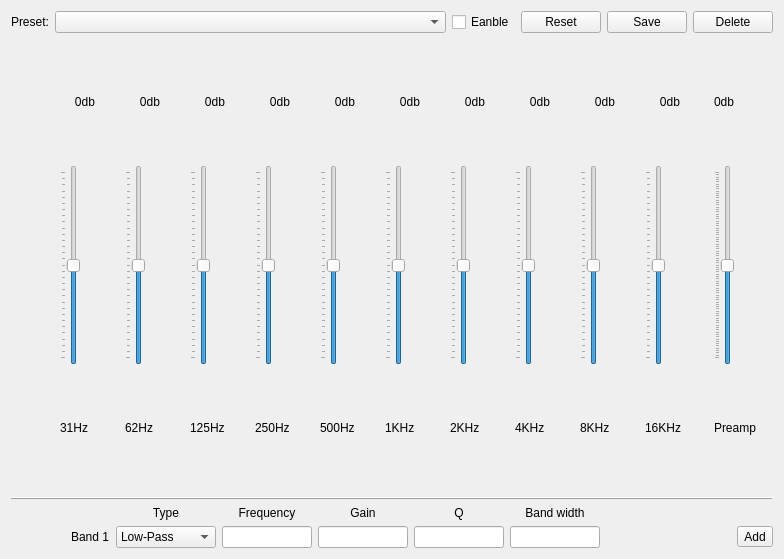
The window that src/xamp/widget/equalizerdialog.ui (billlin0904/xamp2) describes before a commit, drawn with Qt 5.
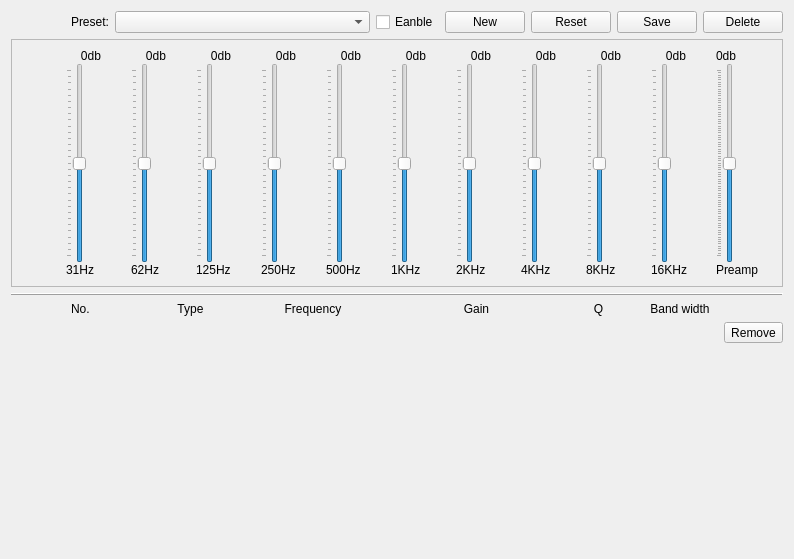
The same window after the commit. Custom widgets are drawn as their Qt base class.

The edit to the form file:
```diff
--- a/src/xamp/widget/equalizerdialog.ui
+++ b/src/xamp/widget/equalizerdialog.ui
@@ -6,16 +6,32 @@
    <rect>
     <x>0</x>
     <y>0</y>
-    <width>784</width>
+    <width>794</width>
     <height>559</height>
    </rect>
   </property>
   <property name="windowTitle">
    <string>Equalizer</string>
   </property>
-  <layout class="QVBoxLayout" name="verticalLayout_4" stretch="0,1,1,0">
+  <layout class="QVBoxLayout" name="verticalLayout_4" stretch="0,0,0,0,0">
    <item>
-    <layout class="QHBoxLayout" name="horizontalLayout" stretch="0,1,0,0,0,0">
+    <layout class="QHBoxLayout" name="horizontalLayout" stretch="0,0,1,0,0,0,0,0">
+     <item>
+      <spacer name="horizontalSpacer_5">
+       <property name="orientation">
+        <enum>Qt::Horizontal</enum>
+       </property>
+       <property name="sizeType">
+        <enum>QSizePolicy::Fixed</enum>
+       </property>
+       <property name="sizeHint" stdset="0">
+        <size>
+         <width>60</width>
+         <height>20</height>
+        </size>
+       </property>
+      </spacer>
+     </item>
      <item>
       <widget class="QLabel" name="label_23">
        <property name="text">
@@ -33,6 +49,13 @@
        </property>
       </widget>
      </item>
+     <item>
+      <widget class="QPushButton" name="newButton">
+       <property name="text">
+        <string>New</string>
+       </property>
+      </widget>
+     </item>
      <item>
       <widget class="QPushButton" name="resetButton">
        <property name="text">
@@ -57,6 +80,15 @@
     </layout>
    </item>
    <item>
+    <widget class="QFrame" name="sliderFrame">
+     <property name="frameShape">
+      <enum>QFrame::StyledPanel</enum>
+     </property>
+     <property name="frameShadow">
+      <enum>QFrame::Raised</enum>
+     </property>
+     <layout class="QVBoxLayout" name="verticalLayout_13">
+      <item>
     <layout class="QHBoxLayout" name="horizontalLayout_3" stretch="0,0,0">
      <property name="spacing">
       <number>0</number>
@@ -872,6 +904,9 @@
      </item>
     </layout>
    </item>
+     </layout>
+    </widget>
+   </item>
    <item>
     <widget class="QFrame" name="frame">
      <property name="frameShape">
@@ -883,110 +918,27 @@
     </widget>
    </item>
    <item>
-    <layout class="QGridLayout" name="gridLayout" rowstretch="0,0,0,0">
+    <layout class="QGridLayout" name="gridLayout" rowstretch="0,0,0">
      <property name="sizeConstraint">
       <enum>QLayout::SetDefaultConstraint</enum>
      </property>
-     <item row="2" column="9">
-      <widget class="QLineEdit" name="lineEdit_4">
-       <property name="sizePolicy">
-        <sizepolicy hsizetype="Fixed" vsizetype="Fixed">
-         <horstretch>0</horstretch>
-         <verstretch>0</verstretch>
-        </sizepolicy>
+     <item row="1" column="1">
+      <widget class="QLabel" name="label_2">
+       <property name="text">
+        <string>No.</string>
        </property>
-       <property name="maximumSize">
-        <size>
-         <width>90</width>
-         <height>40</height>
-        </size>
-       </property>
-       <property name="readOnly">
-        <bool>true</bool>
-       </property>
       </widget>
      </item>
-     <item row="2" column="5" colspan="2">
-      <widget class="QLineEdit" name="lineEdit_2">
-       <property name="sizePolicy">
-        <sizepolicy hsizetype="Fixed" vsizetype="Fixed">
-         <horstretch>0</horstretch>
-         <verstretch>0</verstretch>
-        </sizepolicy>
-       </property>
-       <property name="maximumSize">
-        <size>
-         <width>90</width>
-         <height>40</height>
-        </size>
-       </property>
-      </widget>
-     </item>
-     <item row="2" column="7">
-      <widget class="QLineEdit" name="lineEdit_3">
-       <property name="sizePolicy">
-        <sizepolicy hsizetype="Fixed" vsizetype="Fixed">
-         <horstretch>0</horstretch>
-         <verstretch>0</verstretch>
-        </sizepolicy>
-       </property>
-       <property name="maximumSize">
-        <size>
-         <width>90</width>
-         <height>40</height>
-        </size>
-       </property>
-      </widget>
-     </item>
-     <item row="2" column="3" colspan="2">
-      <widget class="QLineEdit" name="lineEdit">
-       <property name="sizePolicy">
-        <sizepolicy hsizetype="Fixed" vsizetype="Fixed">
-         <horstretch>0</horstretch>
-         <verstretch>0</verstretch>
-        </sizepolicy>
-       </property>
-       <property name="maximumSize">
-        <size>
-         <width>90</width>
-         <height>40</height>
-        </size>
-       </property>
-      </widget>
-     </item>
-     <item row="1" column="7">
-      <widget class="QLabel" name="label_14">
+     <item row="1" column="3" colspan="2">
+      <widget class="QLabel" name="label_12">
        <property name="text">
-        <string>Q</string>
+        <string>Frequency</string>
        </property>
        <property name="alignment">
         <set>Qt::AlignCenter</set>
        </property>
       </widget>
      </item>
-     <item row="2" column="0">
-      <spacer name="horizontalSpacer_3">
-       <property name="orientation">
-        <enum>Qt::Horizontal</enum>
-       </property>
-       <property name="sizeType">
-        <enum>QSizePolicy::Fixed</enum>
-       </property>
-       <property name="sizeHint" stdset="0">
-        <size>
-         <width>60</width>
-         <height>20</height>
-        </size>
-       </property>
-      </spacer>
-     </item>
-     <item row="2" column="1">
-      <widget class="QLabel" name="label">
-       <property name="text">
-        <string>Band 1</string>
-       </property>
-      </widget>
-     </item>
      <item row="1" column="5" colspan="2">
       <widget class="QLabel" name="label_13">
        <property name="text">
@@ -1007,71 +959,17 @@
        </property>
       </widget>
      </item>
-     <item row="2" column="2">
-      <widget class="QComboBox" name="comboBox">
-       <property name="sizePolicy">
-        <sizepolicy hsizetype="Fixed" vsizetype="Fixed">
-         <horstretch>0</horstretch>
-         <verstretch>0</verstretch>
-        </sizepolicy>
-       </property>
-       <property name="minimumSize">
-        <size>
-         <width>100</width>
-         <height>0</height>
-        </size>
-       </property>
-       <item>
+     <item row="2" column="11">
+      <widget class="QToolButton" name="removeButton">
         <property name="text">
-         <string>Low-Pass</string>
-        </property>
-       </item>
-       <item>
-        <property name="text">
-         <string>High-Pass</string>
-        </property>
-       </item>
-       <item>
-        <property name="text">
-         <string>High-Band-Pass</string>
-        </property>
-       </item>
-       <item>
-        <property name="text">
-         <string>High-Band-Pass-Q</string>
-        </property>
-       </item>
-       <item>
-        <property name="text">
-         <string>Notch</string>
-        </property>
-       </item>
-       <item>
-        <property name="text">
-         <string>All-Pass</string>
-        </property>
-       </item>
-       <item>
-        <property name="text">
-         <string>All-Peak-EQ</string>
-        </property>
-       </item>
-       <item>
-        <property name="text">
-         <string>Low-Shelf</string>
-        </property>
-       </item>
-       <item>
-        <property name="text">
-         <string>High-Low-Shelf</string>
-        </property>
-       </item>
+        <string>Remove</string>
+       </property>
       </widget>
      </item>
-     <item row="1" column="3" colspan="2">
-      <widget class="QLabel" name="label_12">
+     <item row="1" column="7">
+      <widget class="QLabel" name="label_14">
        <property name="text">
-        <string>Frequency</string>
+        <string>Q</string>
        </property>
        <property name="alignment">
         <set>Qt::AlignCenter</set>
@@ -1088,28 +986,37 @@
        </property>
       </widget>
      </item>
-     <item row="2" column="10">
-      <spacer name="horizontalSpacer_4">
+     <item row="2" column="0">
+      <spacer name="horizontalSpacer_3">
        <property name="orientation">
         <enum>Qt::Horizontal</enum>
        </property>
+       <property name="sizeType">
+        <enum>QSizePolicy::Fixed</enum>
+       </property>
        <property name="sizeHint" stdset="0">
         <size>
-         <width>200</width>
+         <width>60</width>
          <height>20</height>
         </size>
        </property>
       </spacer>
      </item>
-     <item row="2" column="11">
-      <widget class="QToolButton" name="addButton">
-       <property name="text">
-        <string>Add</string>
-       </property>
-      </widget>
-     </item>
     </layout>
    </item>
+   <item>
+    <spacer name="verticalSpacer">
+     <property name="orientation">
+      <enum>Qt::Vertical</enum>
+     </property>
+     <property name="sizeHint" stdset="0">
+      <size>
+       <width>20</width>
+       <height>40</height>
+      </size>
+     </property>
+    </spacer>
+   </item>
   </layout>
  </widget>
  <customwidgets>
```
Lines whose indentation alone changed are shown as unchanged.
